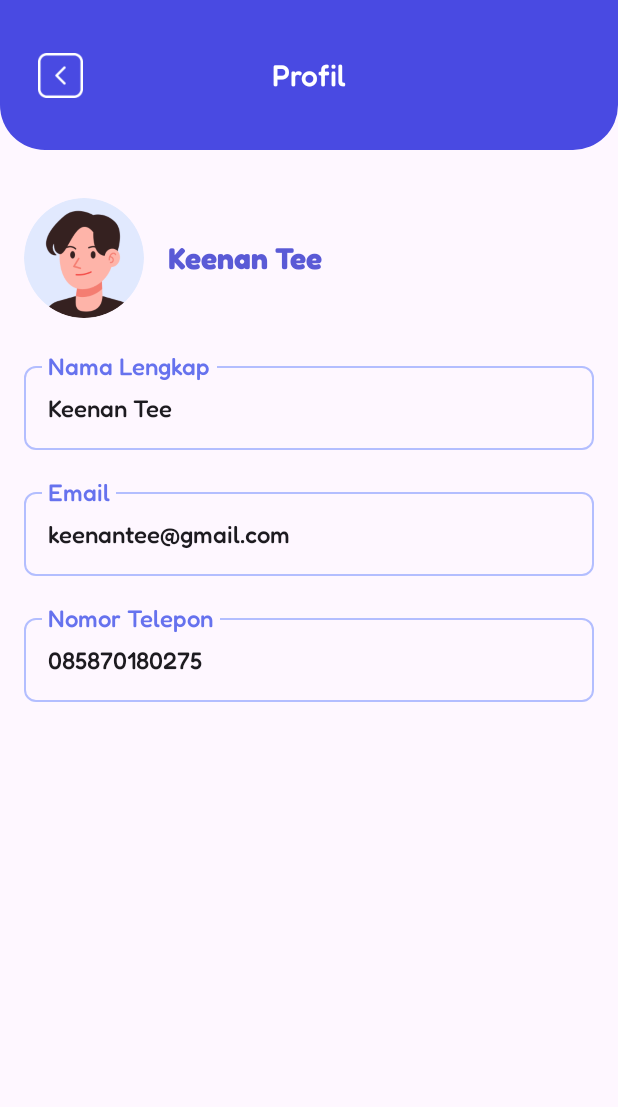
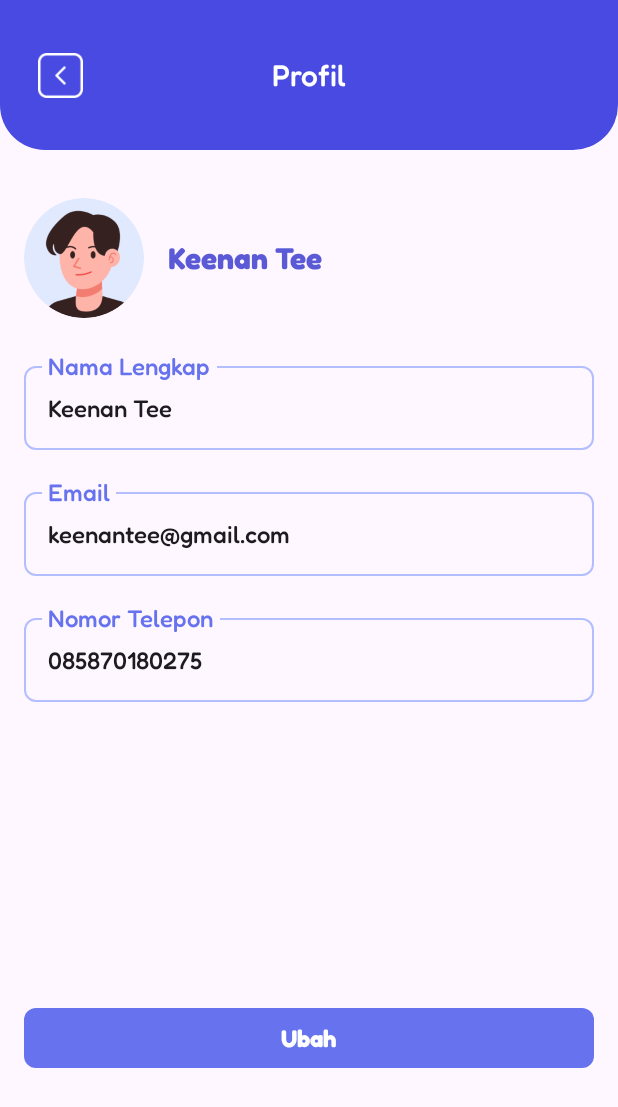
Before and after one commit to tasyaswantara/FindYourNanny, an Android app built with Jetpack Compose: the @Preview function AccountInformationScreen, on a phone screen of 412 x 824 dp. Shown: the top 1107 px of the screen. Run offline under Robolectric (Android 15) with nearby library versions, the light colour scheme and no system bars.

Commit message:
account information screen

```diff
--- a/app/src/main/java/com/example/projekpapb2/ui/components/AccountInformationScreen.kt
+++ b/app/src/main/java/com/example/projekpapb2/ui/components/AccountInformationScreen.kt
@@ -192,6 +192,18 @@ fun AccountInformationScreen() {
                         unfocusedLabelColor = Blue200
                     )
                 )
+
+                Spacer(modifier = Modifier.height(200.dp))
+
+                NannyButton(
+                    text = "Ubah",
+                    onClick = { /* Simpan data */ },
+                    containerColor = Blue500,
+                    contentColor = Color.White,
+                    modifier = Modifier
+                        .fillMaxWidth()
+                        .padding(bottom = 16.dp)
+                )
             }
         }
     )
```
